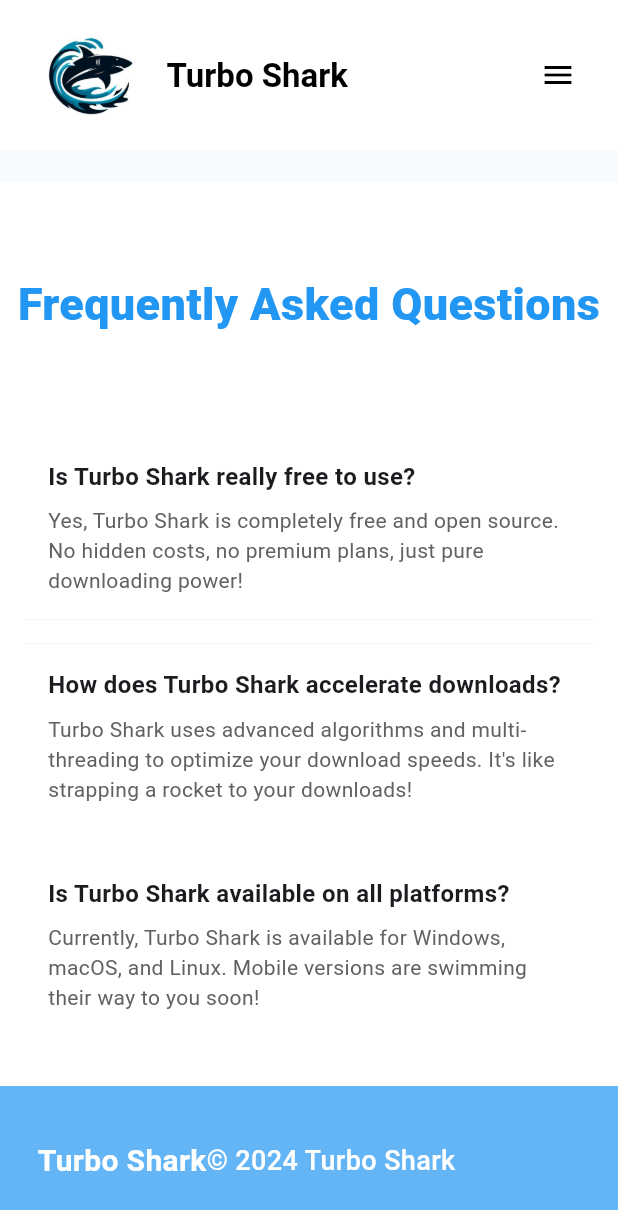
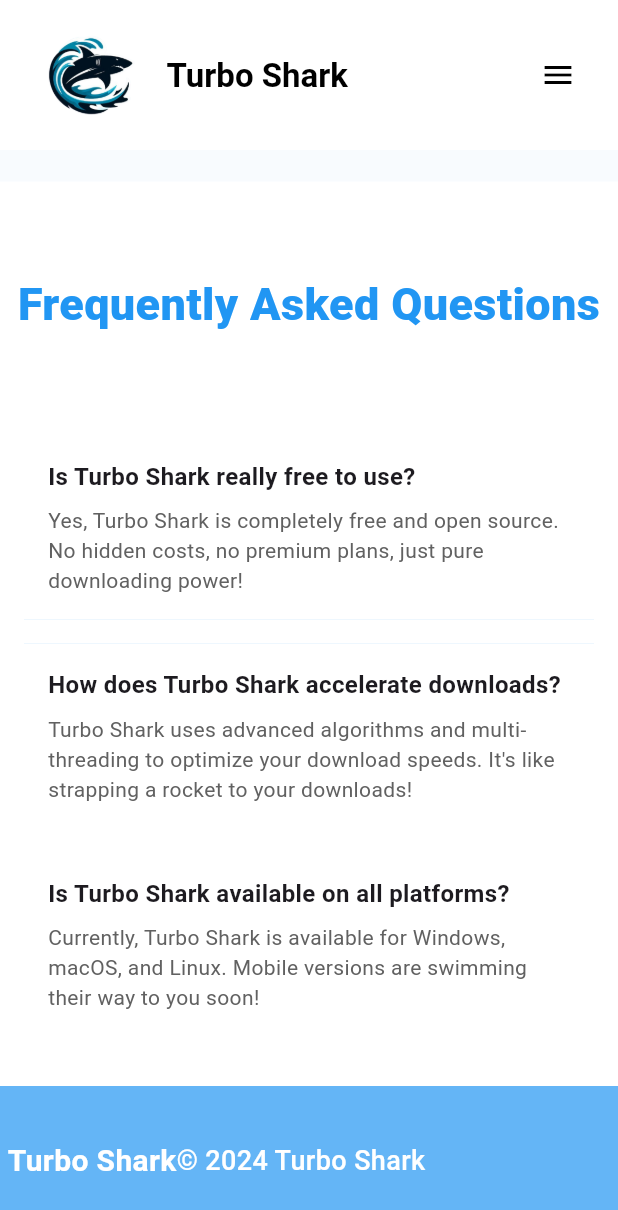
Before and after one commit to ThatLinuxGuyYouKnow/TurboShark-website-, a Flutter app: the screen it shows after launch, scrolled down 3082 dp, on a phone screen of 412 x 824 dp. Shown: the top 1210 px of the screen. Run offline on Flutter 3.47's test engine with Material 3 defaults, Android fonts, the light colour scheme and no system bars; our stand-ins replace google_fonts; Roboto replaces fonts that are missing (Ubuntu).

Commit message:
feature: improved genral responsiveness and spacing

```diff
--- a/lib/UI/sections/footerSection.dart
+++ b/lib/UI/sections/footerSection.dart
@@ -10,9 +10,6 @@ class FooterSection extends StatelessWidget {
     return Container(
       height: 100,
       color: Colors.blue.shade300,
-      child: Padding(
-        padding: EdgeInsets.symmetric(
-            horizontal: isMobileScreen ? 20 : 80, vertical: 20),
       child: Row(
         mainAxisAlignment: MainAxisAlignment.start,
         crossAxisAlignment: CrossAxisAlignment.center,
@@ -40,7 +37,6 @@ class FooterSection extends StatelessWidget {
           ),
         ],
       ),
-      ),
     );
   }
 }
```
Lines whose indentation alone changed are shown as unchanged.
